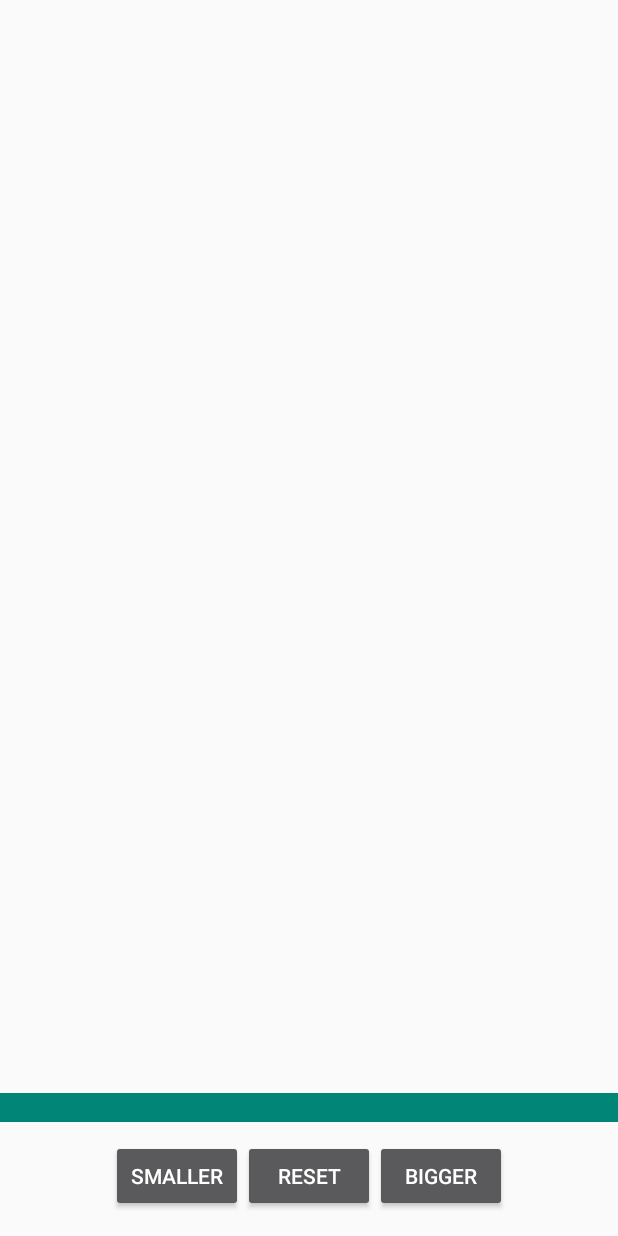
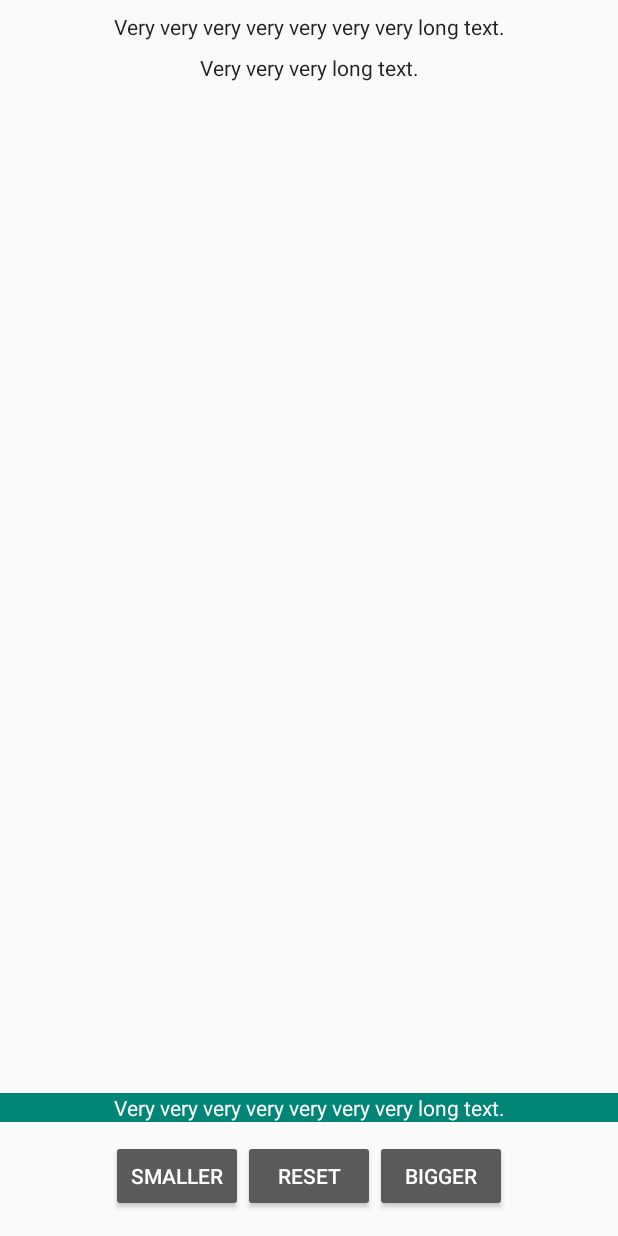
Before and after one commit to alexfacciorusso/ShorteningTextView, an Android app: the layout activity_main.xml on its own in the app's theme, with its tools: preview values and no code run, on a phone screen of 412 x 824 dp. Run offline under Robolectric (Android 15) with nearby library versions, the phone set to English and light mode, and no system bars.

Commit message:
Added custom attributes and updated README.md

```diff
--- a/library/src/main/java/com/alexfacciorusso/shorteningtextview/ShorteningTextView.kt
+++ b/library/src/main/java/com/alexfacciorusso/shorteningtextview/ShorteningTextView.kt
@@ -3,10 +3,11 @@ package com.alexfacciorusso.shorteningtextview
 import android.content.Context
 import android.support.v7.widget.AppCompatTextView
 import android.util.AttributeSet
+import com.alexfacciorusso.library.R
 import kotlin.properties.Delegates
 
 class ShorteningTextView @JvmOverloads constructor(
-        context: Context? = null,
+        context: Context,
         attrs: AttributeSet? = null,
         defStyleAttr: Int = 0
 ) : AppCompatTextView(context, attrs, defStyleAttr) {
@@ -14,6 +15,19 @@ class ShorteningTextView @JvmOverloads constructor(
 
     var actualTextIndex: Int = 0
         private set
+
+    init {
+        context.theme?.obtainStyledAttributes(
+                attrs,
+                R.styleable.ShorteningTextView,
+                0, 0)?.apply {
+            try {
+                texts = getTextArray(R.styleable.ShorteningTextView_stv_texts).orEmpty().toList()
+            } finally {
+                this.recycle()
+            }
+        }
+    }
 
     override fun onSizeChanged(w: Int, h: Int, oldw: Int, oldh: Int) {
         super.onSizeChanged(w, h, oldw, oldh)
--- /dev/null
+++ b/library/src/main/res/values/attrs.xml
@@ -0,0 +1,6 @@
+<?xml version="1.0" encoding="utf-8"?>
+<resources>
+    <declare-styleable name="ShorteningTextView">
+        <attr name="stv_texts" format="reference" />
+    </declare-styleable>
+</resources>
--- a/sample/src/main/res/layout/activity_main.xml
+++ b/sample/src/main/res/layout/activity_main.xml
@@ -18,7 +18,8 @@
         android:lines="1"
         app:layout_constraintEnd_toEndOf="parent"
         app:layout_constraintStart_toStartOf="parent"
-        app:layout_constraintTop_toTopOf="parent" />
+        app:layout_constraintTop_toTopOf="parent"
+        app:stv_texts="@array/example_strings" />
 
     <com.alexfacciorusso.shorteningtextview.ShorteningTextView
         android:id="@+id/shorteningTextView2"
@@ -34,10 +35,11 @@
         android:lines="1"
         app:layout_constraintEnd_toEndOf="parent"
         app:layout_constraintStart_toStartOf="parent"
-        app:layout_constraintTop_toBottomOf="@+id/shorteningTextView" />
+        app:layout_constraintTop_toBottomOf="@+id/shorteningTextView"
+        app:stv_texts="@array/example_strings" />
 
     <com.alexfacciorusso.shorteningtextview.ShorteningTextView
-        android:id="@+id/shorteningTextView3"
+        android:id="@+id/shorteningProgrammaticTextView"
         android:layout_width="0dp"
         android:layout_height="wrap_content"
         android:layout_marginStart="150dp"
@@ -66,6 +68,7 @@
         app:layout_constraintBottom_toTopOf="@+id/resetButton"
         app:layout_constraintEnd_toEndOf="parent"
         app:layout_constraintStart_toStartOf="parent"
+        app:stv_texts="@array/example_strings"
         tools:text="Blah" />
 
     <Button
--- a/sample/src/main/res/values/strings.xml
+++ b/sample/src/main/res/values/strings.xml
@@ -1,3 +1,10 @@
-<resources>
+<resources xmlns:tools="http://schemas.android.com/tools">
     <string name="app_name">ShorteningTextView</string>
+    <string-array name="example_strings" tools:ignore="Typos">
+        <item>Very very very very very very very very very very very very very long text.</item>
+        <item>Very very very very very very very long text.</item>
+        <item>Very very very long text.</item>
+        <item>Not long text.</item>
+        <item>Text.</item>
+    </string-array>
 </resources>
```
Also changed, not shown: sample/src/main/java/com/alexfacciorusso/shorteningtextview/sample/MainActivity.kt (+6 -10 lines), 2 other files.
